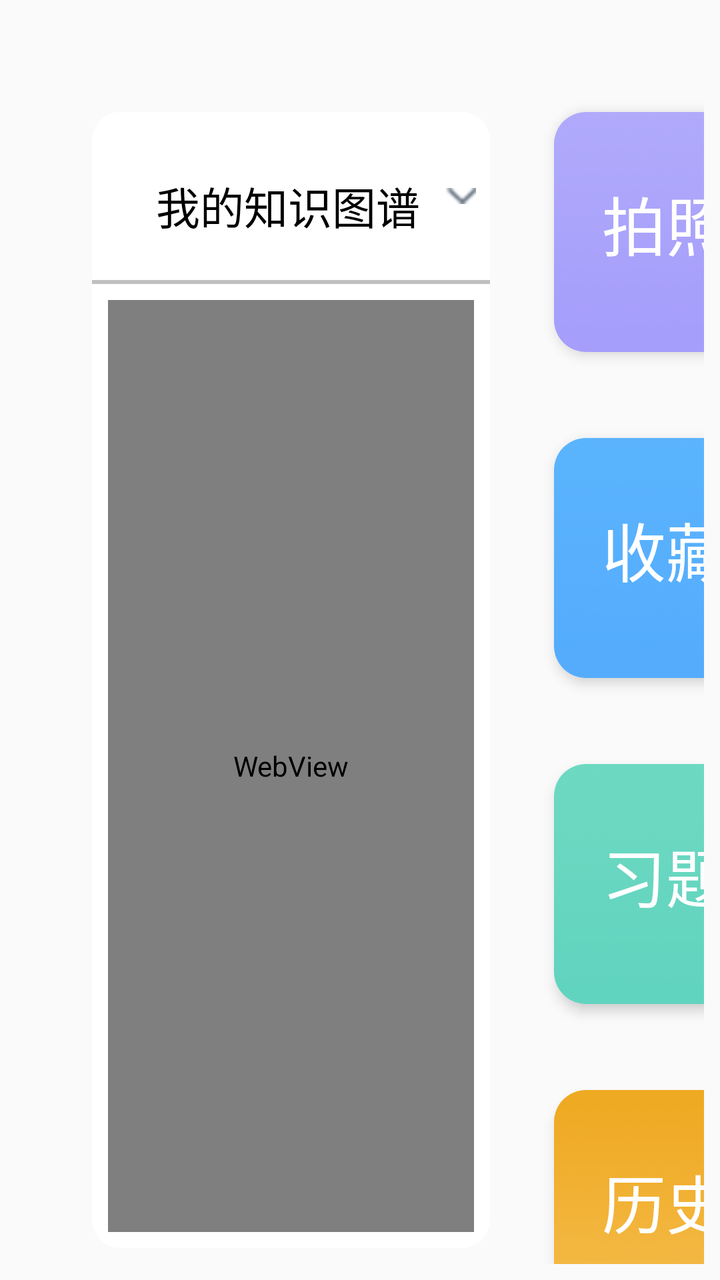
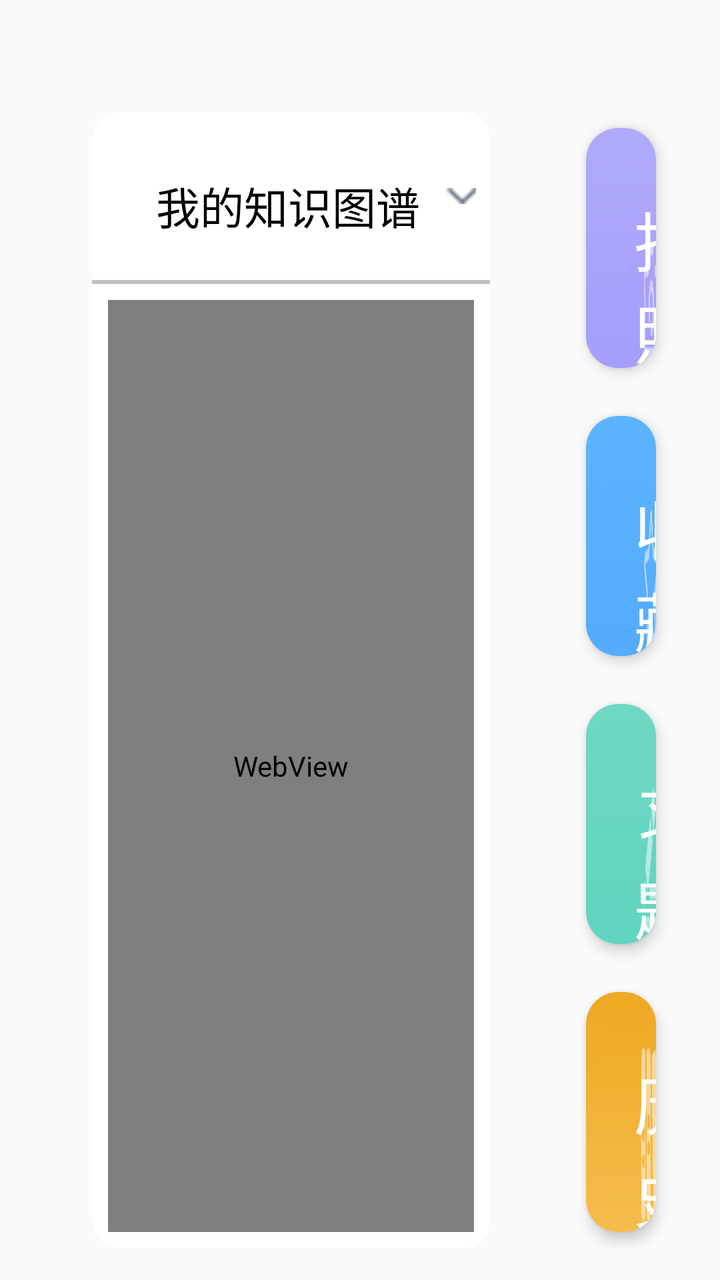

The first picture is an Android layout as it rendered before a commit; the second is the same layout after the commit. The layout source and the unified diff follow.
<!-- AndroidManifest.xml: application theme Theme.IMatesApp.FullScreen -->
<!-- res/layout/fragment_subject_math.xml -->
<?xml version="1.0" encoding="utf-8"?>
<androidx.constraintlayout.widget.ConstraintLayout
    xmlns:android="http://schemas.android.com/apk/res/android"
    xmlns:app="http://schemas.android.com/apk/res-auto"
    android:layout_width="match_parent"
    android:layout_height="match_parent"
    android:background="@android:color/transparent"
    xmlns:tools="http://schemas.android.com/tools"
    android:paddingTop="40dp"
    android:paddingStart="30dp"
    tools:context=".fragments.FragmentSubjectMath">
    <LinearLayout
        android:layout_width="0dp"
        android:layout_height="0dp"
        app:layout_constraintStart_toStartOf="parent"
        app:layout_constraintEnd_toStartOf="@+id/guideline"
        app:layout_constraintTop_toTopOf="parent"
        app:layout_constraintBottom_toBottomOf="parent"
        android:layout_margin="16dp"
        android:orientation="vertical"
        android:background="@drawable/subject_biology_todo_list_bg">
        <LinearLayout
            android:layout_width="match_parent"
            android:layout_height="84dp"
            android:background="@drawable/subject_biology_todo_list_top_bg"
            >
            <TextView
                android:layout_width="wrap_content"
                android:layout_height="30dp"
                android:textColor="#000000"
                android:textSize="22sp"
                android:layout_marginStart="32dp"
                android:layout_marginTop="20dp"
                android:text="我的知识图谱"/>
            <ImageView
                android:layout_width="15dp"
                android:layout_height="8dp"
                android:layout_marginLeft="13dp"
                android:layout_marginTop="38dp"
                android:src="@drawable/subject_biology_todo_list_arrow"/>
            <Button
                android:layout_width="129dp"
                android:layout_height="56dp"
                android:layout_marginTop="14dp"
                android:layout_marginEnd="35dp"
                android:layout_marginStart="500dp"
                android:text="待办"
                android:textColor="#ffffff"
                android:textSize="19sp"
                android:visibility="invisible"
                android:background="@drawable/subject_biology_todo_button_bg"></Button>
        </LinearLayout>
        <View
            android:layout_width="match_parent"
            android:layout_height="2dp"
            android:background="#c0c0c0"></View>
        <WebView
            android:id="@+id/knowledge_view"
            android:layout_width="match_parent"
            android:layout_height="match_parent"
            android:layout_margin="8dp"
            android:background="@drawable/round_corner"
            android:focusable="true"
            android:focusableInTouchMode="true"></WebView>

    </LinearLayout>

    <GridLayout
        android:columnCount="1"
        android:rowCount="4"
        android:padding="8dp"
        android:layout_width="0dp"
        android:layout_height="0dp"
        android:background="@android:color/transparent"
        app:layout_constraintStart_toEndOf="@+id/guideline"
        app:layout_constraintEnd_toEndOf="parent"
        app:layout_constraintTop_toTopOf="parent"
        app:layout_constraintBottom_toBottomOf="parent">
        <androidx.cardview.widget.CardView
            android:id="@+id/photo_to_solve"
            style="@style/MenuCard"
            android:background="@android:color/transparent"
            android:layout_width="300dp"
            android:layout_height="120dp"
            android:clickable="true"
            android:focusable="true">
            <ImageView
                android:layout_width="match_parent"
                android:layout_height="match_parent"
                android:scaleType="fitXY"
                android:src="@drawable/subject_biology_photo_to_solve"/>
            <TextView
                android:layout_width="match_parent"
                android:layout_height="match_parent"
                android:text="拍照解题"
                android:textColor="@color/white"
                android:textSize="32sp"
                android:paddingLeft="24dp"
                android:paddingTop="32dp"/>
        </androidx.cardview.widget.CardView>

        <androidx.cardview.widget.CardView
            android:id="@+id/card_my_favor"
            style="@style/MenuCard"
            android:layout_marginTop="35dp"
            android:layout_width="300dp"
            android:layout_height="120dp"
            android:clickable="true"
            android:focusable="true">
            <ImageView
                android:layout_marginStart="0dp"
                android:layout_width="match_parent"
                android:layout_height="match_parent"
                android:scaleType="fitXY"
                android:src="@drawable/subject_biology_card_my_favor"/>
            <TextView
                android:layout_width="match_parent"
                android:layout_height="match_parent"
                android:text="@string/my_favorite"
                android:textColor="@color/white"
                android:textSize="32sp"
                android:paddingLeft="24dp"
                android:paddingTop="32dp"/>
        </androidx.cardview.widget.CardView>

        <androidx.cardview.widget.CardView
            android:id="@+id/exercise"
            android:clickable="true"
            android:focusable="true"
            style="@style/MenuCard"
            android:layout_marginTop="35dp"
            android:layout_width="300dp"
            android:layout_height="120dp">
            <ImageView
                android:layout_marginStart="0dp"
                android:layout_width="match_parent"
                android:layout_height="match_parent"
                android:scaleType="fitXY"
                android:src="@drawable/subject_biology_exercise"/>
            <TextView
                android:layout_width="match_parent"
                android:layout_height="match_parent"
                android:text="习题列表"
                android:textColor="@color/white"
                android:textSize="32sp"
                android:paddingLeft="24dp"
                android:paddingTop="32dp"/>
        </androidx.cardview.widget.CardView>

        <androidx.cardview.widget.CardView
            android:id="@+id/history"
            android:clickable="true"
            android:focusable="true"
            style="@style/MenuCard"
            android:layout_marginTop="35dp"
            app:layout_constraintBottom_toBottomOf="parent"
            android:layout_width="300dp"
            android:layout_height="120dp">
            <ImageView
                android:layout_marginStart="0dp"
                android:layout_width="match_parent"
                android:layout_height="match_parent"
                android:scaleType="fitXY"
                android:src="@drawable/subject_biology_history"/>
            <TextView
                android:layout_width="match_parent"
                android:layout_height="match_parent"
                android:text="历史档案"
                android:textColor="@color/white"
                android:textSize="32sp"
                android:paddingLeft="24dp"
                android:paddingTop="32dp"/>
        </androidx.cardview.widget.CardView>

    </GridLayout>
    
    <androidx.constraintlayout.widget.Guideline
        android:id="@+id/guideline"
        android:layout_width="wrap_content"
        android:layout_height="wrap_content"
        android:orientation="vertical"
        app:layout_constraintGuide_percent="0.7" />

    <FrameLayout
        android:id="@+id/container"
        android:layout_width="match_parent"
        android:layout_height="match_parent"
        />

</androidx.constraintlayout.widget.ConstraintLayout>
<!-- resources referenced by this layout -->
<resources>
  <color name="white">#ffffff</color>
  <!-- drawable round_corner (drawable) -->
  <?xml version="1.0" encoding="utf-8"?>
  <shape xmlns:android="http://schemas.android.com/apk/res/android">
      <solid android:color="#1d85ce" />
      <corners android:radius="16dp" />
      <padding
          android:left="18dp"
          android:right="18dp"
          android:top="9dp"
          android:bottom="9dp" />
  </shape>
  <!-- drawable subject_biology_card_my_favor: png bitmap (drawable, 30568 bytes) -->
  <!-- drawable subject_biology_exercise: png bitmap (drawable, 39166 bytes) -->
  <!-- drawable subject_biology_history: png bitmap (drawable, 39192 bytes) -->
  <!-- drawable subject_biology_photo_to_solve: png bitmap (drawable, 37849 bytes) -->
  <!-- drawable subject_biology_todo_button_bg (drawable) -->
  <?xml version="1.0" encoding="utf-8"?>
  <shape android:shape="rectangle" xmlns:android="http://schemas.android.com/apk/res/android">
      <gradient android:type="linear" android:useLevel="true" android:startColor="#ff0078ff" android:endColor="#ff21a4ff" android:angle="45" />
      <corners android:topLeftRadius="14dp" android:topRightRadius="14dp" android:bottomLeftRadius="14dp" android:bottomRightRadius="14dp" />
  </shape>
  <!-- drawable subject_biology_todo_list_arrow: png bitmap (drawable, 486 bytes) -->
  <!-- drawable subject_biology_todo_list_bg (drawable) -->
  <?xml version="1.0" encoding="utf-8"?>
  <shape android:shape="rectangle" xmlns:android="http://schemas.android.com/apk/res/android">
      <solid android:color="#ffffffff" />
      <corners android:topLeftRadius="14dp" android:topRightRadius="14dp" android:bottomLeftRadius="14dp" android:bottomRightRadius="14dp" />
  </shape>
  <!-- drawable subject_biology_todo_list_top_bg (drawable) -->
  <?xml version="1.0" encoding="utf-8"?>
  <shape android:shape="rectangle" xmlns:android="http://schemas.android.com/apk/res/android">
      <solid android:color="#ffffffff" />
      <item android:name="android:shadowDx">0</item>
      <item android:name="android:shadowDy">3</item>
      <item android:name="android:shadowColor">#1f333333</item>
      <corners android:topLeftRadius="14dp" android:topRightRadius="14dp" android:bottomLeftRadius="14dp" android:bottomRightRadius="14dp" />
  </shape>
  <string name="my_favorite">收藏中心</string>
  <style name="MenuCard">
          <item name="android:layout_width">230dp</item>
          <item name="android:layout_height">200dp</item>
          <item name="android:layout_margin">8dp</item>
          <item name="cardCornerRadius">16dp</item>
          <item name="cardElevation">4dp</item>
      </style>
  <style name="Theme.IMatesApp.FullScreen" parent="Theme.AppCompat.Light.NoActionBar">
          
          <item name="android:windowFullscreen">true</item>
          
          <item name="android:windowTranslucentStatus">true</item>
          
          <item name="android:windowTranslucentNavigation">true</item>
      </style>
</resources>

<!-- the commit's change to res/layout/fragment_subject_math.xml (unified diff, before → after) -->
@@ -65,22 +65,23 @@
 
     </LinearLayout>
 
-    <GridLayout
-        android:columnCount="1"
-        android:rowCount="4"
-        android:padding="8dp"
+    <LinearLayout
+        android:paddingHorizontal="8dp"
         android:layout_width="0dp"
         android:layout_height="0dp"
+        android:layout_margin="16dp"
         android:background="@android:color/transparent"
+        android:orientation="vertical"
         app:layout_constraintStart_toEndOf="@+id/guideline"
         app:layout_constraintEnd_toEndOf="parent"
         app:layout_constraintTop_toTopOf="parent"
         app:layout_constraintBottom_toBottomOf="parent">
+
         <androidx.cardview.widget.CardView
             android:id="@+id/photo_to_solve"
             style="@style/MenuCard"
             android:background="@android:color/transparent"
-            android:layout_width="300dp"
+            android:layout_width="match_parent"
             android:layout_height="120dp"
             android:clickable="true"
             android:focusable="true">
@@ -99,11 +100,16 @@
                 android:paddingTop="32dp"/>
         </androidx.cardview.widget.CardView>
 
+        
+        <View
+            android:layout_width="match_parent"
+            android:layout_height="0dp"
+            android:layout_weight="1" />
+
         <androidx.cardview.widget.CardView
             android:id="@+id/card_my_favor"
             style="@style/MenuCard"
-            android:layout_marginTop="35dp"
-            android:layout_width="300dp"
+            android:layout_width="match_parent"
             android:layout_height="120dp"
             android:clickable="true"
             android:focusable="true">
@@ -123,13 +129,18 @@
                 android:paddingTop="32dp"/>
         </androidx.cardview.widget.CardView>
 
+        
+        <View
+            android:layout_width="match_parent"
+            android:layout_height="0dp"
+            android:layout_weight="1" />
+
         <androidx.cardview.widget.CardView
             android:id="@+id/exercise"
             android:clickable="true"
             android:focusable="true"
             style="@style/MenuCard"
-            android:layout_marginTop="35dp"
-            android:layout_width="300dp"
+            android:layout_width="match_parent"
             android:layout_height="120dp">
             <ImageView
                 android:layout_marginStart="0dp"
@@ -147,14 +158,18 @@
                 android:paddingTop="32dp"/>
         </androidx.cardview.widget.CardView>
 
+        
+        <View
+            android:layout_width="match_parent"
+            android:layout_height="0dp"
+            android:layout_weight="1" />
+
         <androidx.cardview.widget.CardView
             android:id="@+id/history"
             android:clickable="true"
             android:focusable="true"
             style="@style/MenuCard"
-            android:layout_marginTop="35dp"
-            app:layout_constraintBottom_toBottomOf="parent"
-            android:layout_width="300dp"
+            android:layout_width="match_parent"
             android:layout_height="120dp">
             <ImageView
                 android:layout_marginStart="0dp"
@@ -172,7 +187,9 @@
                 android:paddingTop="32dp"/>
         </androidx.cardview.widget.CardView>
 
-    </GridLayout>
+
+    </LinearLayout>
+
     
     <androidx.constraintlayout.widget.Guideline
         android:id="@+id/guideline"
